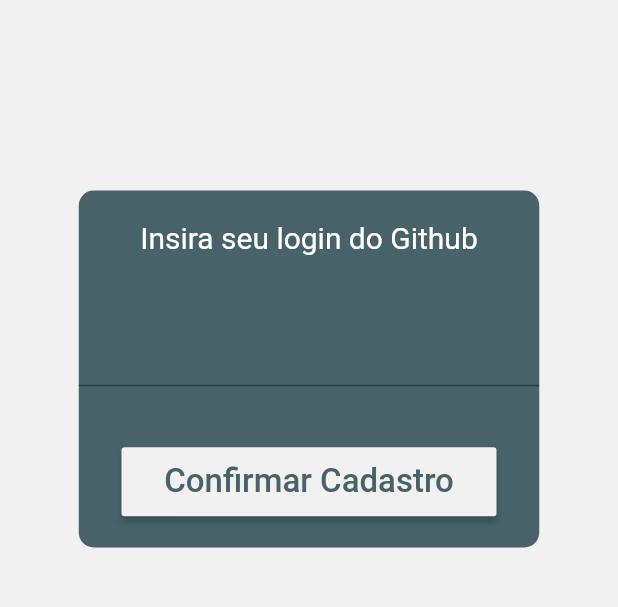
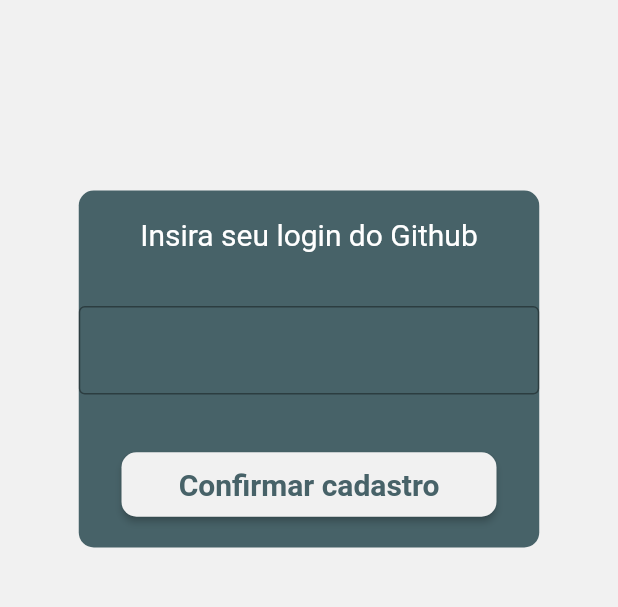
Before and after one commit to iago-farias/findev, a Flutter app: the screen it shows after launch, after a tap on "Sou um Dev", on a phone screen of 412 x 824 dp, the part 498-1105 px from its top. Run offline on Flutter 3.47's test engine with Material 2 defaults, Android fonts, the phone set to English and light mode, and no system bars; our stand-ins replace google_fonts; network calls fail; Roboto replaces fonts that are missing (Offside).

Commit message:
Ajustes de layout e verificação de retorno api git

```diff
--- a/lib/view/CadastroDev.dart
+++ b/lib/view/CadastroDev.dart
@@ -1,5 +1,5 @@
 import 'package:flutter/material.dart';
-import 'package:flutter/services.dart';
+import 'package:google_fonts/google_fonts.dart';
 import 'package:http/http.dart' as http;
 import 'dart:async';
 import 'dart:convert';
@@ -14,17 +14,23 @@ class _CadastroDevState extends State<CadastroDev> {
 
   TextEditingController loginInput = TextEditingController();
 
-  Future<Map<String, dynamic>> getDados() async {
-    http.Response response =
-        await http.get("https://api.github.com/users/mateusmsc");
+  Future<Map<String, dynamic>> getDados(String userLogin) async {
+    String uri = "https://api.github.com/users/" + userLogin;
+    http.Response response = await http.get(uri);
     user = json.decode(response.body);
 
+    // "message": "Not Found"
+
+    if (user['message'] != "Not Found") {
       print(user['login']);
+    } else {
+      print('Error');
+    }
   }
 
   @override
   Widget build(BuildContext context) {
-
+    final _loginController = TextEditingController();
     return Scaffold(
       backgroundColor: Color(0xFFF1F1F1),
       body: DefaultTextStyle(
@@ -37,7 +43,6 @@ class _CadastroDevState extends State<CadastroDev> {
               Row(
                 mainAxisAlignment: MainAxisAlignment.center,
                 children: <Widget>[
-
                   Container(
                       decoration: BoxDecoration(
                         borderRadius: BorderRadius.circular(10.0),
@@ -51,25 +56,38 @@ class _CadastroDevState extends State<CadastroDev> {
                           children: <Widget>[
                             Text(
                               "Insira seu login do Github",
-                          style: TextStyle(
+                              style: GoogleFonts.offside(
+                                color: Color(0xFFFFFFFF),
                                 fontSize: 20,
-                            color: Color(0xFFFFFFFF),
+                                fontWeight: FontWeight.w400,
                               ),
                             ),
                             TextField(
-
+                              controller: _loginController,
+                              decoration: InputDecoration(
+                                fillColor: Color(0xFFFFFFFF),
+                                border: OutlineInputBorder(),
+                              ),
                             ),
                             ButtonTheme(
                               minWidth: 250,
                               child: RaisedButton(
+                                shape: RoundedRectangleBorder(
+                                    borderRadius:
+                                        new BorderRadius.circular(10.0)),
                                 padding: EdgeInsets.all(10),
                                 color: Color(0xFFF1F1F1),
                                 onPressed: () {
-
+                                  getDados(_loginController.text);
                                 },
-                            child: Text("Confirmar Cadastro",
-                                style: TextStyle(
-                                    color: Color(0xFF476268), fontSize: 22)),
+                                child: Text(
+                                  "Confirmar cadastro",
+                                  style: GoogleFonts.offside(
+                                    color: Color(0xFF476268),
+                                    fontSize: 20,
+                                    fontWeight: FontWeight.w700,
+                                  ),
+                                ),
                               ),
                             ),
                           ]))
--- a/lib/view/HomeScreen.dart
+++ b/lib/view/HomeScreen.dart
@@ -1,4 +1,5 @@
 import 'package:flutter/material.dart';
+import 'package:google_fonts/google_fonts.dart';
 
 class HomeScreen extends StatefulWidget {
   @override
@@ -22,28 +23,40 @@ class _HomeScreenState extends State<HomeScreen> {
                 ButtonTheme(
                   minWidth: 330,
                   child: RaisedButton(
+                    shape: RoundedRectangleBorder(
+                        borderRadius: new BorderRadius.circular(10.0)),
                     padding: EdgeInsets.all(10),
                     color: Color(0xFF476268),
                     onPressed: () {
                       Navigator.pushNamed(context, "/listdevs");
                     },
-                    child: Text("Desejo encontrar Dev’s",
-                    style: TextStyle(color: Color(0xffffffff), fontSize: 22)
+                    child: Text(
+                      "Desejo encontrar Dev's",
+                      style: GoogleFonts.offside(
+                        color: Color(0xFFFFFFFF),
+                        fontSize: 22,
+                        fontWeight: FontWeight.w500,
+                      ),
                     ),
                   ),
                 ),
-                const SizedBox(height: 20),
+                const SizedBox(height: 30),
                 ButtonTheme(
                   minWidth: 330,
                   child: RaisedButton(
+                    shape: RoundedRectangleBorder(
+                        borderRadius: new BorderRadius.circular(10.0)),
                     padding: EdgeInsets.all(10),
                     color: Color(0xFF476268),
                     onPressed: () {
                       Navigator.pushNamed(context, "/cadastro");
                     },
                     child: Text("Sou um Dev",
-                    style: TextStyle(color: Color(0xffffffff), fontSize: 22)
-                    ),
+                        style: GoogleFonts.offside(
+                          color: Color(0xFFFFFFFF),
+                          fontSize: 22,
+                          fontWeight: FontWeight.w500,
+                        )),
                   ),
                 ),
               ],
--- a/pubspec.yaml
+++ b/pubspec.yaml
@@ -29,6 +29,7 @@ dependencies:
   # Use with the CupertinoIcons class for iOS style icons.
   cupertino_icons: ^0.1.3
   http: ^0.12.0+2
+  google_fonts:
 
 dev_dependencies:
   flutter_test:
```
Also changed, not shown: pubspec.lock. Lines whose indentation alone changed are shown as unchanged.
